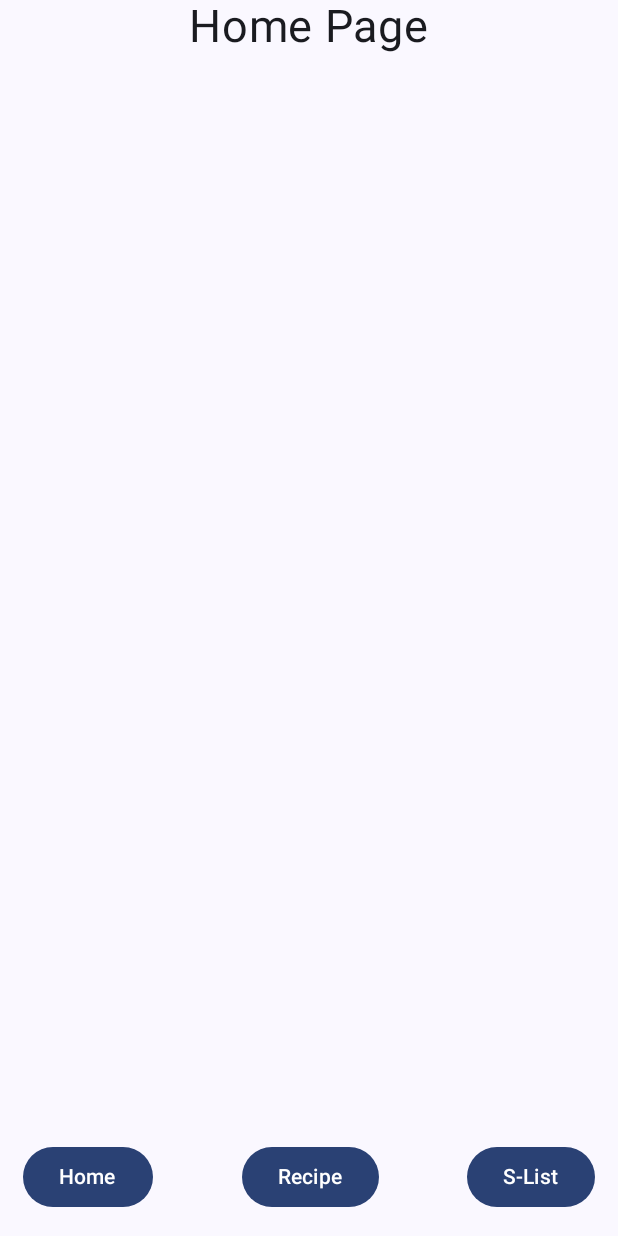
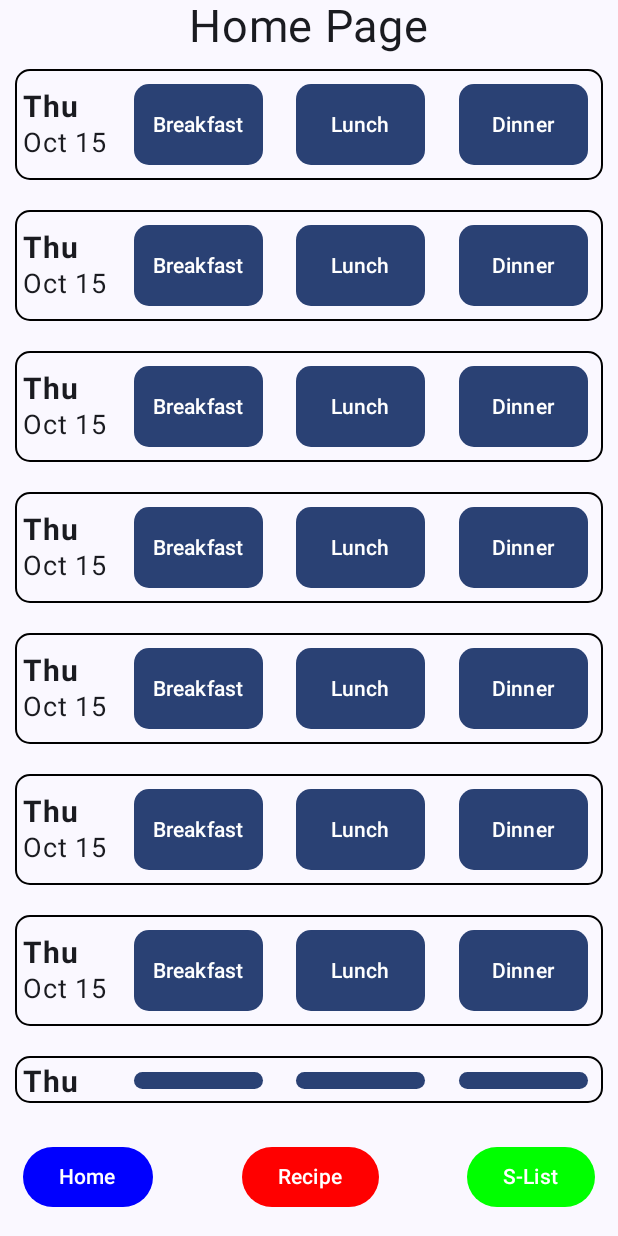
Before and after one commit to AdhDyslexie/meal-prep, an Android app built with Jetpack Compose: the screen it shows after launch (MainActivity), on a phone screen of 412 x 824 dp. Run offline under Robolectric (Android 15) with nearby library versions, the phone set to English and light mode, and no system bars.

Commit message:
MealCard composable
- Created UI structure for meal card
- Changed Navbar button colours, just to differentiate for the moment

```diff
--- a/app/src/main/java/com/example/meal_planner/MainActivity.kt
+++ b/app/src/main/java/com/example/meal_planner/MainActivity.kt
@@ -1,27 +1,36 @@
 package com.example.meal_planner
 
+import android.graphics.Color.green
 import android.os.Bundle
 import android.util.Log
 import androidx.activity.ComponentActivity
 import androidx.activity.compose.setContent
 import androidx.activity.enableEdgeToEdge
+import androidx.compose.foundation.border
 import androidx.compose.foundation.clickable
 import androidx.compose.foundation.layout.Arrangement
 import androidx.compose.foundation.layout.Column
+import androidx.compose.foundation.layout.PaddingValues
 import androidx.compose.foundation.layout.Row
 import androidx.compose.foundation.layout.fillMaxSize
 import androidx.compose.foundation.layout.fillMaxWidth
 import androidx.compose.foundation.layout.padding
+import androidx.compose.foundation.layout.size
 import androidx.compose.foundation.pager.HorizontalPager
 import androidx.compose.foundation.pager.PagerState
 import androidx.compose.foundation.pager.rememberPagerState
+import androidx.compose.foundation.shape.RoundedCornerShape
 import androidx.compose.material3.Button
+import androidx.compose.material3.ButtonDefaults
+import androidx.compose.material3.ButtonDefaults.buttonColors
 import androidx.compose.material3.Scaffold
 import androidx.compose.material3.Text
 import androidx.compose.runtime.Composable
 import androidx.compose.runtime.rememberCoroutineScope
 import androidx.compose.ui.Alignment
 import androidx.compose.ui.Modifier
+import androidx.compose.ui.graphics.Color
+import androidx.compose.ui.text.font.FontWeight
 import androidx.compose.ui.text.style.TextAlign
 import androidx.compose.ui.tooling.preview.Preview
 import androidx.compose.ui.unit.dp
@@ -79,9 +88,9 @@ fun BottomNavBar() {
         .fillMaxWidth()
         .padding(15.dp),
         horizontalArrangement = Arrangement.SpaceBetween) {
-        Button(onClick = { Log.i("Navbar", "Home") }) { Text("Home") }
-        Button(onClick = { Log.i("Navbar", "Recipe") }) { Text("Recipe") }
-        Button(onClick = { Log.i("Navbar", "S-List") }) { Text("S-List") }
+        Button(colors = buttonColors(Color.Blue), onClick = { Log.i("Navbar", "Home") }) { Text("Home") }
+        Button(colors = buttonColors(Color.Red), onClick = { Log.i("Navbar", "Recipe") }) { Text("Recipe") }
+        Button(colors = buttonColors(Color.Green), onClick = { Log.i("Navbar", "S-List") }) { Text("S-List") }
     }
 }
 
@@ -89,6 +98,9 @@ fun BottomNavBar() {
 fun HomePage(modifier: Modifier = Modifier) {
     Column(modifier = Modifier.fillMaxSize(), horizontalAlignment = Alignment.CenterHorizontally) {
         Text(text = "Home Page", fontSize = 30.sp)
+        for(i in 0..7) {
+            MealCard()
+        }
     }
 }
 
@@ -105,3 +117,48 @@ fun ShoppingListPage(modifier: Modifier = Modifier) {
         Text(text = "Shopping List Page", fontSize = 30.sp)
     }
 }
+
+@Composable
+fun MealCard() {
+    /*
+    - Day of week should be queried & then displays
+    - Date should be queried & then displayed
+    - Buttons should open an overlay with the meals details that was assigned to it
+        - Details collected from a database
+    - If nothing is assigned to a button its state should be set to hidden
+    */
+    Row(modifier = Modifier
+        .fillMaxWidth()
+        .padding(10.dp)
+        .border(1.dp, color = Color.Black, shape = RoundedCornerShape(10.dp)),
+        verticalAlignment = Alignment.CenterVertically,
+        horizontalArrangement = Arrangement.SpaceBetween)
+    {
+        Column(modifier = Modifier.padding(5.dp), horizontalAlignment = Alignment.Start) {
+            Text(text = "Thu", fontSize = 20.sp, fontWeight = FontWeight.Bold) // Display DoW
+            Text(text = "Oct 15", fontSize = 18.sp) // Display the date of the meal
+        }
+        MealButton("Breakfast", { Log.i("MealCard", "Breakfast Btn") })
+        MealButton("Lunch", { Log.i("MealCard", "Lunch Btn") });
+        MealButton("Dinner", { Log.i("MealCard", "Dinner Btn") });
+    }
+}
+
+@Composable
+fun MealButton(name: String, onClick: () -> Unit) {
+    Button(
+        enabled = true, // get from state variable
+        modifier = Modifier.padding(10.dp).size(86.dp, 54.dp),
+//        colors = buttonColors(Color.Blue),
+        contentPadding = PaddingValues(10.dp),
+        shape = RoundedCornerShape(10.dp),
+        onClick = onClick)
+    {
+        Text(name)
+    }
+}
+
+@Composable
+fun RecipeCard() {
+
+}
```
